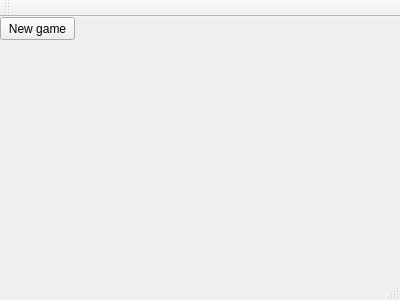
Before: the Qt Designer form NikitinaAnna/source/QT/mainwindow.ui in h31/ProgrammingCourseBackup, drawn with Qt 5.
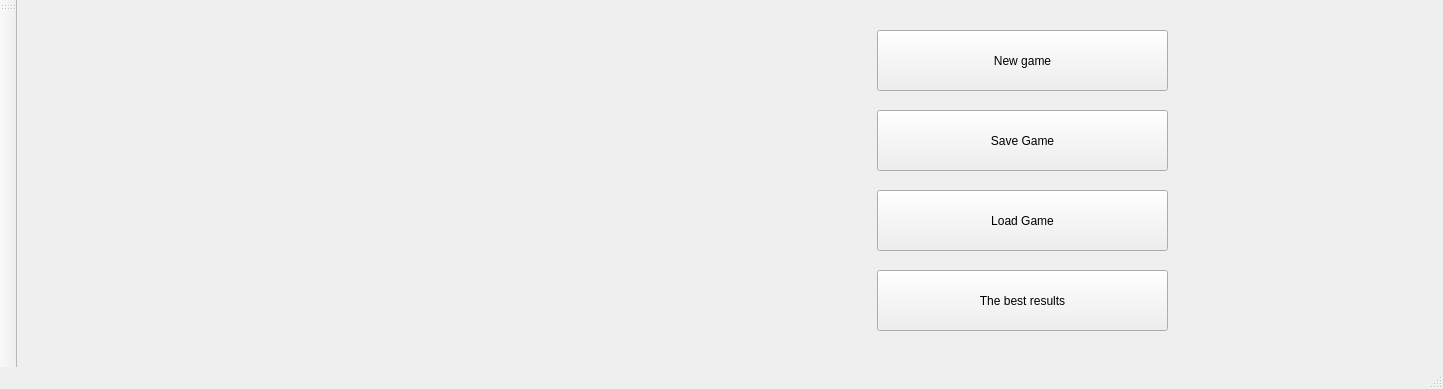
After: the same form once the commit is applied.

```diff
--- a/NikitinaAnna/source/QT/mainwindow.ui
+++ b/NikitinaAnna/source/QT/mainwindow.ui
@@ -6,8 +6,8 @@
    <rect>
     <x>0</x>
     <y>0</y>
-    <width>400</width>
-    <height>300</height>
+    <width>1443</width>
+    <height>389</height>
    </rect>
   </property>
   <property name="windowTitle">
@@ -17,20 +17,59 @@
    <widget class="QPushButton" name="pushButton">
     <property name="geometry">
      <rect>
-      <x>0</x>
-      <y>0</y>
-      <width>75</width>
-      <height>23</height>
+      <x>860</x>
+      <y>30</y>
+      <width>291</width>
+      <height>61</height>
      </rect>
     </property>
     <property name="text">
      <string>New game</string>
     </property>
    </widget>
+   <widget class="QPushButton" name="pushButton_2">
+    <property name="geometry">
+     <rect>
+      <x>860</x>
+      <y>110</y>
+      <width>291</width>
+      <height>61</height>
+     </rect>
+    </property>
+    <property name="text">
+     <string>Save Game</string>
+    </property>
+   </widget>
+   <widget class="QPushButton" name="pushButton_3">
+    <property name="geometry">
+     <rect>
+      <x>860</x>
+      <y>190</y>
+      <width>291</width>
+      <height>61</height>
+     </rect>
+    </property>
+    <property name="text">
+     <string>Load Game</string>
+    </property>
+   </widget>
+   <widget class="QPushButton" name="pushButton_4">
+    <property name="geometry">
+     <rect>
+      <x>860</x>
+      <y>270</y>
+      <width>291</width>
+      <height>61</height>
+     </rect>
+    </property>
+    <property name="text">
+     <string>The best results</string>
+    </property>
+   </widget>
   </widget>
   <widget class="QToolBar" name="mainToolBar">
    <attribute name="toolBarArea">
-    <enum>TopToolBarArea</enum>
+    <enum>LeftToolBarArea</enum>
    </attribute>
    <attribute name="toolBarBreak">
     <bool>false</bool>
```
